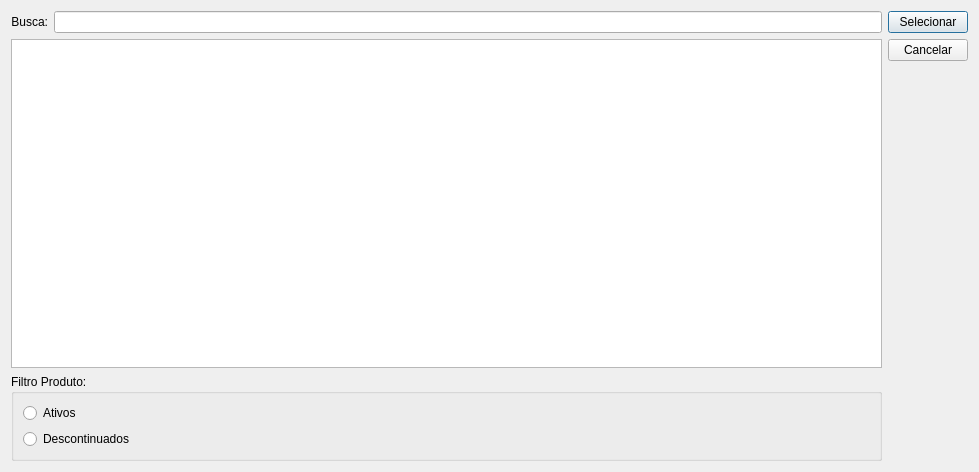
Before: the Qt Designer form ui/searchdialog.ui in lellisls/ERP-STACCATO, drawn with Qt 5.
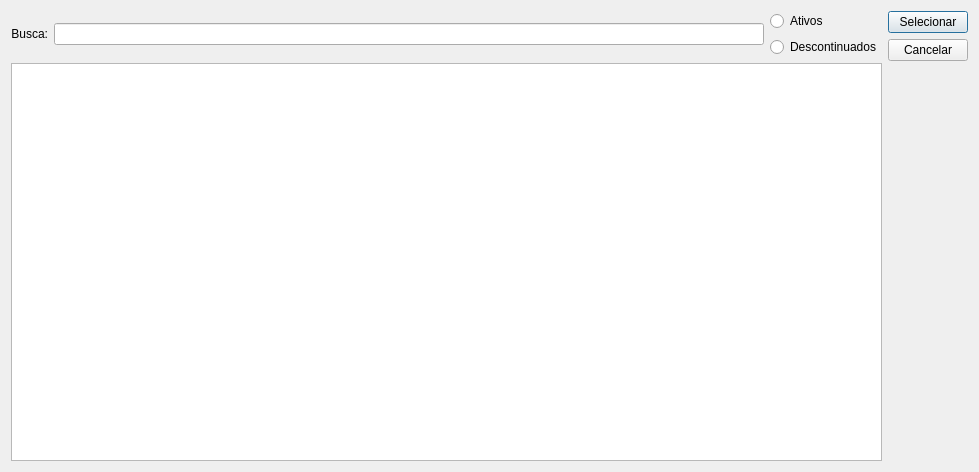
After: the same form once the commit is applied. Custom widgets are drawn as their Qt base class.

The edit to the form file:
```diff
--- a/ui/searchdialog.ui
+++ b/ui/searchdialog.ui
@@ -17,6 +17,24 @@
    <locale language="Portuguese" country="Brazil"/>
   </property>
   <layout class="QGridLayout" name="gridLayout">
+   <item row="0" column="2">
+    <layout class="QVBoxLayout" name="verticalLayout_2">
+     <item>
+      <widget class="QRadioButton" name="radioButtonProdAtivos">
+       <property name="text">
+        <string>Ativos</string>
+       </property>
+      </widget>
+     </item>
+     <item>
+      <widget class="QRadioButton" name="radioButtonProdDesc">
+       <property name="text">
+        <string>Descontinuados</string>
+       </property>
+      </widget>
+     </item>
+    </layout>
+   </item>
    <item row="0" column="1">
     <widget class="QLineEdit" name="lineEditBusca">
      <property name="toolTip">
@@ -43,55 +61,7 @@
      </property>
     </widget>
    </item>
-   <item row="1" column="0" colspan="2">
-    <widget class="TableView" name="tableBusca">
-     <property name="mouseTracking">
-      <bool>true</bool>
-     </property>
-     <property name="toolTip">
-      <string>&lt;html&gt;&lt;head/&gt;&lt;body&gt;&lt;p&gt;Clique duas vezes sobre a linha para selecionar&lt;/p&gt;&lt;/body&gt;&lt;/html&gt;</string>
-     </property>
-     <property name="editTriggers">
-      <set>QAbstractItemView::NoEditTriggers</set>
-     </property>
-     <property name="alternatingRowColors">
-      <bool>true</bool>
-     </property>
-     <property name="selectionMode">
-      <enum>QAbstractItemView::SingleSelection</enum>
-     </property>
-     <property name="selectionBehavior">
-      <enum>QAbstractItemView::SelectRows</enum>
-     </property>
-     <property name="sortingEnabled">
-      <bool>true</bool>
-     </property>
-    </widget>
-   </item>
-   <item row="2" column="0" colspan="2">
-    <widget class="QGroupBox" name="groupBoxFiltrosProduto">
-     <property name="title">
-      <string>Filtro Produto:</string>
-     </property>
-     <layout class="QGridLayout" name="gridLayout_2">
-      <item row="0" column="0">
-       <widget class="QRadioButton" name="radioButtonProdAtivos">
-        <property name="text">
-         <string>Ativos</string>
-        </property>
-       </widget>
-      </item>
-      <item row="1" column="0">
-       <widget class="QRadioButton" name="radioButtonProdDesc">
-        <property name="text">
-         <string>Descontinuados</string>
-        </property>
-       </widget>
-      </item>
-     </layout>
-    </widget>
-   </item>
-   <item row="0" column="2" rowspan="3">
+   <item row="0" column="3" rowspan="2">
     <layout class="QVBoxLayout" name="verticalLayout">
      <item>
       <widget class="QPushButton" name="pushButtonSelecionar">
@@ -140,6 +110,31 @@
      </item>
     </layout>
    </item>
+   <item row="1" column="0" colspan="3">
+    <widget class="TableView" name="tableBusca">
+     <property name="mouseTracking">
+      <bool>true</bool>
+     </property>
+     <property name="toolTip">
+      <string>&lt;html&gt;&lt;head/&gt;&lt;body&gt;&lt;p&gt;Clique duas vezes sobre a linha para selecionar&lt;/p&gt;&lt;/body&gt;&lt;/html&gt;</string>
+     </property>
+     <property name="editTriggers">
+      <set>QAbstractItemView::NoEditTriggers</set>
+     </property>
+     <property name="alternatingRowColors">
+      <bool>true</bool>
+     </property>
+     <property name="selectionMode">
+      <enum>QAbstractItemView::SingleSelection</enum>
+     </property>
+     <property name="selectionBehavior">
+      <enum>QAbstractItemView::SelectRows</enum>
+     </property>
+     <property name="sortingEnabled">
+      <bool>true</bool>
+     </property>
+    </widget>
+   </item>
   </layout>
  </widget>
  <customwidgets>
```
Left out of the diff: 2 changed lines with no effect on the pictures.
